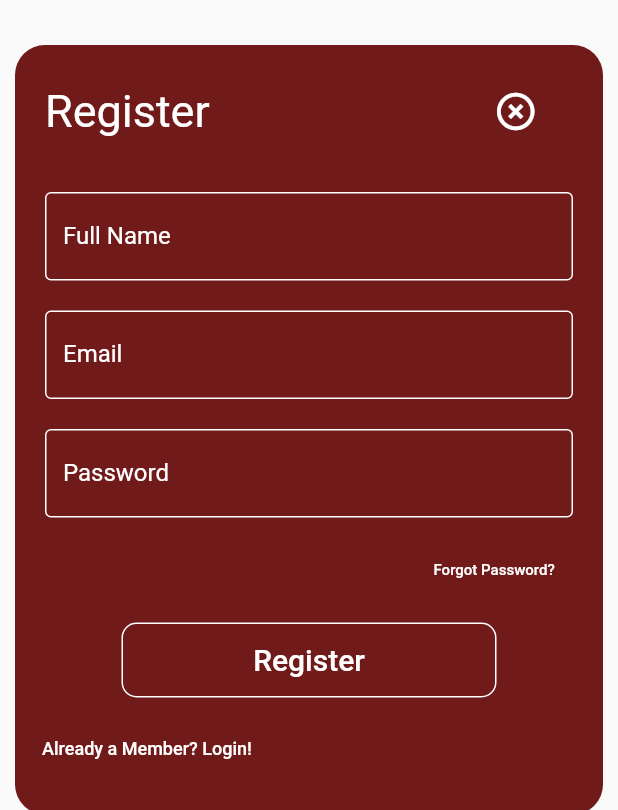
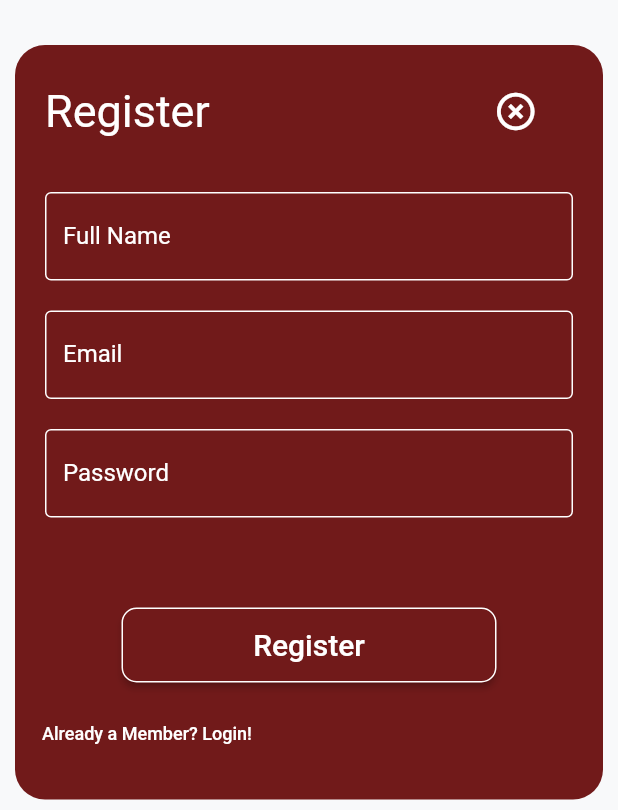
Before and after one commit to J4ngel/Broadcast_movie, a Flutter app: the Register screen opened directly, on a phone screen of 412 x 824 dp, the part 426-1236 px from its top. Run offline on Flutter 3.47's test engine with Material 2 defaults, Android fonts, the light colour scheme and no system bars; our stand-ins replace get, shared_preferences; accounts and stored records are empty; network calls fail.

Commit message:
Update: TextBtn->ElevatedBtn Add: Dark$Light theme

```diff
--- a/lib/ui/pages/register/register.dart
+++ b/lib/ui/pages/register/register.dart
@@ -1,6 +1,8 @@
 import 'package:broadcast_movie/ui/pages/home/navegation.dart';
 import 'package:broadcast_movie/ui/pages/login/login.dart';
 import 'package:broadcast_movie/ui/pages/splash/splash.dart';
+import 'package:broadcast_movie/providers/theme.dart';
+import 'package:provider/provider.dart';
 import 'package:flutter/material.dart';
 import 'package:get/get.dart';
 
@@ -15,42 +17,39 @@
   // bool _selected = true;
   @override
   Widget build(BuildContext context) {
-    return Container(
-        color: const Color(0xffA3A3AD),
-        // decoration: BoxDecoration(
-        //     image: DecorationImage(
-        //         image: AssetImage('assets/logo_light.png'),
-        //         fit: BoxFit.cover)),
-        child: Scaffold(
-            // backgroundColor: Color.transparent,
-            body: SingleChildScrollView(
+    final currentTheme = Provider.of<ThemeProvider>(context);
+    return Scaffold(
+        backgroundColor: currentTheme.isDarkTheme()
+            ? const Color(0XFF262D31)
+            : const Color(0XFFF8F9FA),
+        body: SingleChildScrollView(
           child: Column(children: [
             const SizedBox(height: 20),
             SizedBox(
-                // child: Image.asset('assets/logo_light.png'),
                 height: 264.0,
                 width: 274.0,
                 child: DecoratedBox(
                     decoration: const BoxDecoration(),
-                    child: Image.asset('assets/images/logo_light.png',
-                        fit: BoxFit.fill))),
-            // Row(
-            //     mainAxisAlignment: MainAxisAlignment.center,
-            //     children: [Image.asset('assets/logo_light.png')]),
+                    child: currentTheme.isDarkTheme()
+                        ? Image.asset('assets/images/logo_dark.png',
+                            fit: BoxFit.fill)
+                        : Image.asset("assets/images/logo_light.png",
+                            fit: BoxFit.fill))),
             const SizedBox(height: 20),
             Container(
-                // color: Color(0xff711A1A),
                 decoration: BoxDecoration(
                     shape: BoxShape.rectangle,
-                    color: const Color(0xff711A1A),
+                    color: currentTheme.isDarkTheme()
+                        ? const Color(0xff085373)
+                        : const Color(0xff711A1A),
                     borderRadius: BorderRadius.circular(20)),
                 padding: const EdgeInsets.all(10.0),
                 margin: const EdgeInsets.all(10.0),
                 alignment: Alignment.center,
                 // transform: Matrix4.rotationZ(0.05),
                 child: SizedBox(
-                  child: Column(mainAxisAlignment: MainAxisAlignment.center,
-                      // crossAxisAlignment: CrossAxisAlignment.start,
+                  child: Column(
+                      mainAxisAlignment: MainAxisAlignment.center,
                       children: [
                         Padding(
                           padding: const EdgeInsets.all(10.0),
@@ -60,9 +59,7 @@
                                 'Register',
                                 textAlign: TextAlign.left,
                                 style: TextStyle(
-                                    // fontWeight: FontWeight.bold,
-                                    color: Colors.white,
-                                    fontSize: 30.0),
+                                    color: Colors.white, fontSize: 30.0),
                               ),
                               const SizedBox(width: 180),
                               IconButton(
@@ -71,17 +68,11 @@
                                 onPressed: () {
                                   // ignore: todo
                                   // TODO: Return to initial page
-                                  Get.to(() => SplashScreen());
+                                  Get.to(() => const SplashScreen());
                                 },
                                 iconSize: 30.0,
                                 color: Colors.white,
                               ),
-
-                              // Icon(
-                              //   Icons.highlight_off_outlined,
-                              //   color: Colors.white,
-                              //   size: 30.0,
-                              // ),
                             ],
                           ),
                         ),
@@ -93,7 +84,6 @@
                               style: TextStyle(color: Colors.white),
                               decoration: InputDecoration(
                                   fillColor: Colors.white,
-                                  // filled: true,
                                   focusedBorder: OutlineInputBorder(
                                       borderSide:
                                           BorderSide(color: Colors.white)),
@@ -114,7 +104,6 @@
                               style: TextStyle(color: Colors.white),
                               decoration: InputDecoration(
                                   fillColor: Colors.white,
-                                  // filled: true,
                                   focusedBorder: OutlineInputBorder(
                                       borderSide:
                                           BorderSide(color: Colors.white)),
@@ -127,14 +116,12 @@
                             )),
                         const Padding(
                             padding: EdgeInsets.all(10.0),
-                            // ignore: prefer_const_constructors
                             child: TextField(
                               obscureText: true,
                               cursorColor: Color(0xffCC3333),
                               style: TextStyle(color: Colors.white),
                               decoration: InputDecoration(
                                   fillColor: Colors.white,
-                                  // filled: true,
                                   focusedBorder: OutlineInputBorder(
                                       borderSide:
                                           BorderSide(color: Colors.white)),
@@ -145,61 +132,26 @@
                                   labelStyle: TextStyle(color: Colors.white),
                                   hintText: 'Enter secure password'),
                             )),
-                        Padding(
-                          padding: const EdgeInsets.all(1.0),
-                          child: Row(
-                            children: [
-                              const SizedBox(width: 260),
-                              TextButton(
-                                onPressed: () {
-                                  // ignore: todo
-                                  // TODO FORGOT PASSWORD SCREEN GOES HERE
-                                },
-                                child: const Text(
-                                  'Forgot Password?',
-                                  style: TextStyle(
-                                      // colork: Color(0xffCC3333),
-                                      color: Colors.white,
-                                      fontSize: 10),
-                                ),
+                        const SizedBox(height: 50),
+                        ElevatedButton(
+                          child: const Text(
+                            "Register",
+                            style:
+                                TextStyle(color: Colors.white, fontSize: 20.0),
+                          ),
+                          style: ElevatedButton.styleFrom(
+                              primary: currentTheme.isDarkTheme()
+                                  ? const Color(0xff085373)
+                                  : const Color(0xff711A1A),
+                              shape: RoundedRectangleBorder(
+                                borderRadius: BorderRadius.circular(10),
                               ),
-                            ],
-                          ),
-                        ),
-                        // Row(
-                        //   mainAxisAlignment: MainAxisAlignment.center,
-                        //   children: <Widget>[
-                        //     Text(_selected
-                        //         ? "Remember me"
-                        //         : "Don't remember me"),
-                        //     Checkbox(
-                        //       value: _selected,
-                        //       onChanged: (value) {
-                        //         setState(() {
-                        //           _selected = value!;
-                        //         });
-                        //       },
-                        //     ),
-                        //   ],
-                        // ),
-                        const SizedBox(height: 10),
-                        Container(
-                          height: 50,
-                          width: 250,
-                          decoration: BoxDecoration(
-                              color: const Color(0xff711A1A),
-                              borderRadius: BorderRadius.circular(10),
-                              border: Border.all(color: Colors.white)),
-                          child: TextButton(
-                            onPressed: () {
-                              Get.to(() => NavagationBar());
-                            },
-                            child: const Text(
-                              'Register',
-                              style:
-                                  TextStyle(color: Colors.white, fontSize: 20),
-                            ),
-                          ),
+                              side: const BorderSide(color: Colors.white),
+                              padding: const EdgeInsets.all(10),
+                              fixedSize: const Size(250.0, 50.0)),
+                          onPressed: () {
+                            Get.to(() => const NavagationBar());
+                          },
                         ),
                         const SizedBox(height: 10),
                         Row(
@@ -208,7 +160,7 @@
                               onPressed: () {
                                 // ignore: todo
                                 // TODO Login SCREEN GOES HERE
-                                Get.to(() => Login());
+                                Get.to(() => const Login());
                               },
                               child: const Text(
                                 'Already a Member? Login!',
@@ -222,7 +174,7 @@
                       ]),
                 ))
           ]),
-        )));
+        ));
     ;
   }
 }
```
Also changed, not shown: lib/ui/pages/splash/splash.dart (+0 -48 lines).
